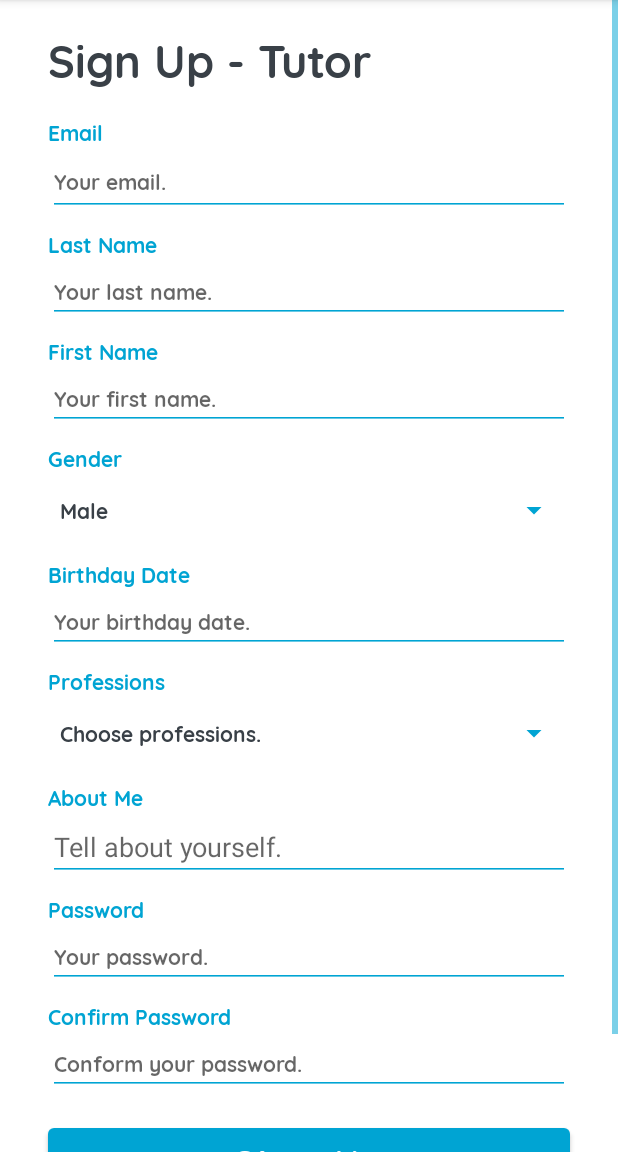
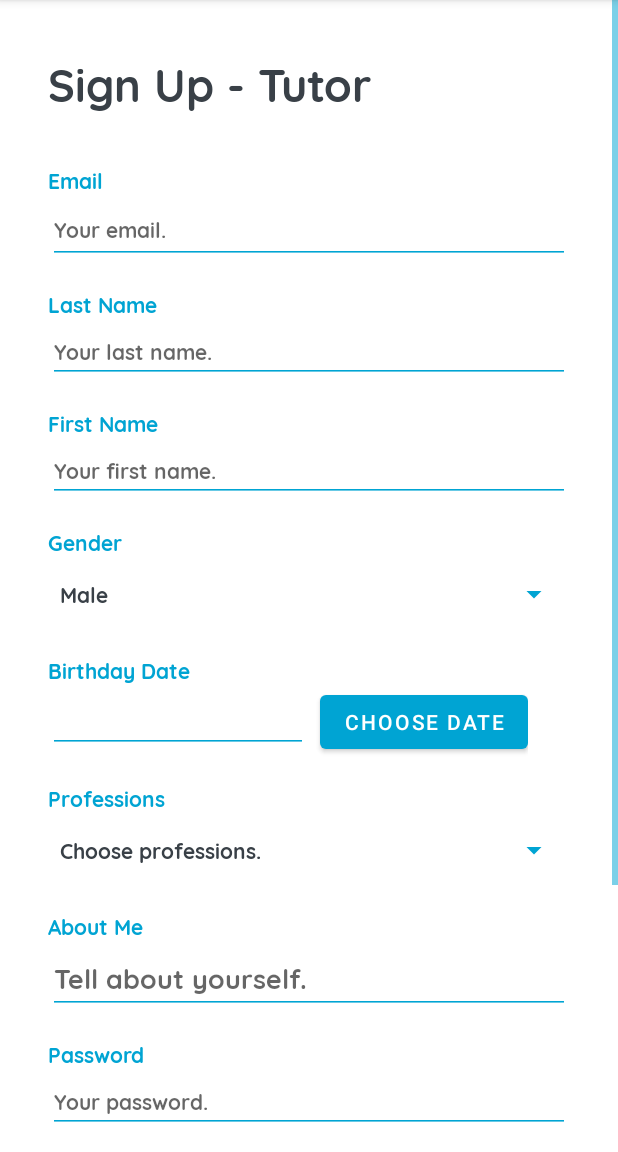
Before and after one commit to mayazadka/SmarTutor, an Android app: the TutorSignUp screen opened through its navigation route, on a phone screen of 412 x 824 dp, the part 84-1236 px from its top. Run offline under Robolectric (Android 15) with nearby library versions, the phone set to English and light mode, and no system bars.

Commit message:
DatePicker

```diff
--- a/app/src/main/java/com/example/smartutor/MultiSpinner.java
+++ b/app/src/main/java/com/example/smartutor/MultiSpinner.java
@@ -67,7 +67,7 @@ public class MultiSpinner extends AppCompatSpinner implements DialogInterface.On
 
     @Override
     public boolean performClick() {
-        AlertDialog.Builder builder = new AlertDialog.Builder(getContext(), R.style.multipleChoiceStyle);
+        AlertDialog.Builder builder = new AlertDialog.Builder(getContext(), R.style.AlertDialogStyle);
         builder.setMultiChoiceItems(
                 items.toArray(new CharSequence[items.size()]), selected, this);
         builder.setPositiveButton(android.R.string.ok,
--- a/app/src/main/java/com/example/smartutor/TutorSignUp.java
+++ b/app/src/main/java/com/example/smartutor/TutorSignUp.java
@@ -15,6 +15,7 @@ import android.view.View;
 import android.view.ViewGroup;
 import android.widget.ArrayAdapter;
 import android.widget.Button;
+import android.widget.DatePicker;
 import android.widget.EditText;
 import android.widget.ImageButton;
 import android.widget.LinearLayout;
@@ -22,6 +23,7 @@ import android.widget.Spinner;
 import android.widget.TextView;
 
 import java.util.Arrays;
+import java.util.Date;
 import java.util.LinkedList;
 import java.util.List;
 
@@ -30,11 +32,12 @@ public class TutorSignUp extends Fragment {
     //views
     private TextView signIn;
     private Spinner gender;
-    private ImageButton passwordShowHide;
-    private ImageButton confirmShowHide;
     private EditText password;
     private EditText confirm;
     private MultiSpinner profesions;
+    private Button chooseDate;
+    private EditText date;
+
 
     public TutorSignUp() {
         // Required empty public constructor
@@ -48,11 +51,11 @@ public class TutorSignUp extends Fragment {
         // views setup
         signIn = view.findViewById(R.id.signUpTutor_signIn_tv);
         gender = view.findViewById(R.id.signUpTutor_gender_spn);
-        //passwordShowHide = view.findViewById(R.id.signUpTutor_passwordShowHide_imgbtn);
-        //confirmShowHide = view.findViewById(R.id.signUpTutor_confirmPasswordShowHide_imgbtn);
         password = view.findViewById(R.id.signUpTutor_password_et);
         confirm = view.findViewById(R.id.signUpTutor_confirmPassword_et);
         profesions = view.findViewById(R.id.signUpTutor_professions_spn);
+        chooseDate = view.findViewById(R.id.signUpTutor_birthdayDate_btn);
+        date = view.findViewById(R.id.signUpTutor_birthdayDate_et);
 
         ArrayAdapter<CharSequence> genderAdapter = ArrayAdapter.createFromResource(this.getActivity(), R.array.gender, R.layout.spinner_item);
         gender.setAdapter(genderAdapter);
@@ -62,30 +65,18 @@ public class TutorSignUp extends Fragment {
 
         // events setup
         signIn.setOnClickListener(v -> Navigation.findNavController(view).navigate(R.id.action_global_signIn));
-/*
-        passwordShowHide.setOnTouchListener((v, event) -> {
-            switch(event.getAction()) {
-                case MotionEvent.ACTION_DOWN:
-                    password.setTransformationMethod(null);
-                    return false; // if you want to handle the touch event
-                case MotionEvent.ACTION_UP:
-                    password.setTransformationMethod(new PasswordTransformationMethod());
-                    return false; // if you want to handle the touch event
-            }
-            return false;
+
+        chooseDate.setOnClickListener(v -> {
+            DatePicker picker = new DatePicker(getContext());
+            picker.setCalendarViewShown(false);
+            picker.setMaxDate(new Date().getTime());
+            AlertDialog.Builder builder = new AlertDialog.Builder(getContext(), R.style.AlertDialogStyle)
+                    .setView(picker)
+                    .setPositiveButton("OK", (dialog, which) -> dialog.cancel())
+                    .setOnCancelListener(dialog -> date.setText(picker.getDayOfMonth()+"/"+ (picker.getMonth() + 1)+"/"+picker.getYear()));
+            builder.show();
         });
-        confirmShowHide.setOnTouchListener((v, event) -> {
-            switch(event.getAction()) {
-                case MotionEvent.ACTION_DOWN:
-                    confirm.setTransformationMethod(null);
-                    return false; // if you want to handle the touch event
-                case MotionEvent.ACTION_UP:
-                    confirm.setTransformationMethod(new PasswordTransformationMethod());
-                    return false; // if you want to handle the touch event
-            }
-            return false;
-        });
-*/
+
 
         return view;
     }
--- a/app/src/main/res/layout/fragment_sign_in.xml
+++ b/app/src/main/res/layout/fragment_sign_in.xml
@@ -167,8 +167,7 @@
         android:textSize="@dimen/button_text_size"
         app:layout_constraintEnd_toEndOf="parent"
         app:layout_constraintStart_toStartOf="parent"
-        app:layout_constraintTop_toBottomOf="@+id/signIn_identify_rg"
-        app:rippleColor="?attr/colorOnPrimary" />
+        app:layout_constraintTop_toBottomOf="@+id/signIn_identify_rg" />
 
     <TextView
         android:id="@+id/signIn_question_tv"
--- a/app/src/main/res/layout/fragment_tutor_sign_up.xml
+++ b/app/src/main/res/layout/fragment_tutor_sign_up.xml
@@ -11,8 +11,10 @@
         android:layout_height="match_parent"
         app:layout_constraintBottom_toBottomOf="parent"
         app:layout_constraintEnd_toEndOf="parent"
+        app:layout_constraintHorizontal_bias="0.0"
         app:layout_constraintStart_toStartOf="parent"
-        app:layout_constraintTop_toTopOf="parent">
+        app:layout_constraintTop_toTopOf="parent"
+        app:layout_constraintVertical_bias="1.0">
 
         <LinearLayout
             android:layout_width="match_parent"
@@ -24,7 +26,7 @@
                 android:layout_width="wrap_content"
                 android:layout_height="wrap_content"
                 android:layout_marginStart="32dp"
-                android:layout_marginTop="16dp"
+                android:layout_marginTop="32dp"
                 android:layout_marginEnd="32dp"
                 android:fontFamily="@font/quicksand_bold"
                 android:text="Sign Up - Tutor"
@@ -36,7 +38,7 @@
                 android:layout_width="wrap_content"
                 android:layout_height="wrap_content"
                 android:layout_marginStart="32dp"
-                android:layout_marginTop="16dp"
+                android:layout_marginTop="32dp"
                 android:fontFamily="@font/quicksand_bold"
                 android:text="Email"
                 android:textColor="@color/cyan"
@@ -59,7 +61,7 @@
                 android:layout_width="wrap_content"
                 android:layout_height="wrap_content"
                 android:layout_marginStart="32dp"
-                android:layout_marginTop="8dp"
+                android:layout_marginTop="16dp"
                 android:layout_marginEnd="32dp"
                 android:fontFamily="@font/quicksand_bold"
                 android:text="Last Name"
@@ -83,7 +85,7 @@
                 android:layout_width="wrap_content"
                 android:layout_height="wrap_content"
                 android:layout_marginStart="32dp"
-                android:layout_marginTop="8dp"
+                android:layout_marginTop="16dp"
                 android:layout_marginEnd="32dp"
                 android:fontFamily="@font/quicksand_bold"
                 android:text="First Name"
@@ -107,7 +109,7 @@
                 android:layout_width="wrap_content"
                 android:layout_height="wrap_content"
                 android:layout_marginStart="32dp"
-                android:layout_marginTop="8dp"
+                android:layout_marginTop="16dp"
                 android:layout_marginEnd="32dp"
                 android:fontFamily="@font/quicksand_bold"
                 android:text="Gender"
@@ -127,31 +129,45 @@
                 android:layout_width="wrap_content"
                 android:layout_height="wrap_content"
                 android:layout_marginStart="32dp"
-                android:layout_marginTop="8dp"
+                android:layout_marginTop="16dp"
                 android:layout_marginEnd="32dp"
                 android:fontFamily="@font/quicksand_bold"
                 android:text="Birthday Date"
                 android:textColor="@color/cyan"
                 android:textSize="@dimen/text_size" />
 
-            <EditText
-                android:id="@+id/signUpTutor_birthdayDate_et"
-                android:layout_width="match_parent"
+            <LinearLayout
+                android:layout_width="wrap_content"
                 android:layout_height="wrap_content"
                 android:layout_marginStart="32dp"
                 android:layout_marginEnd="32dp"
-                android:ems="10"
-                android:fontFamily="@font/quicksand_bold"
-                android:hint="Your birthday date."
-                android:inputType="date"
-                android:textSize="@dimen/text_size" />
+                android:orientation="horizontal">
+
+                <EditText
+                    android:id="@+id/signUpTutor_birthdayDate_et"
+                    android:layout_width="match_parent"
+                    android:layout_height="wrap_content"
+                    android:ems="10"
+                    android:enabled="false"
+                    android:fontFamily="@font/quicksand_bold"
+                    android:inputType="date"
+                    android:textSize="@dimen/text_size" />
+
+                <Button
+                    android:id="@+id/signUpTutor_birthdayDate_btn"
+                    android:layout_width="wrap_content"
+                    android:layout_height="wrap_content"
+                    android:layout_marginStart="8dp"
+                    android:layout_weight="1"
+                    android:text="Choose Date" />
+            </LinearLayout>
 
             <TextView
                 android:id="@+id/signUpTutor_professions_tv"
                 android:layout_width="match_parent"
                 android:layout_height="wrap_content"
                 android:layout_marginStart="32dp"
-                android:layout_marginTop="8dp"
+                android:layout_marginTop="16dp"
                 android:layout_marginEnd="32dp"
                 android:fontFamily="@font/quicksand_bold"
                 android:text="Professions"
@@ -170,7 +186,7 @@
                 android:layout_width="match_parent"
                 android:layout_height="wrap_content"
                 android:layout_marginStart="32dp"
-                android:layout_marginTop="8dp"
+                android:layout_marginTop="16dp"
                 android:layout_marginEnd="32dp"
                 android:fontFamily="@font/quicksand_bold"
                 android:text="About Me"
@@ -184,6 +200,7 @@
                 android:layout_marginStart="32dp"
                 android:layout_marginEnd="32dp"
                 android:ems="10"
+                android:fontFamily="@font/quicksand_bold"
                 android:gravity="start|top"
                 android:hint="Tell about yourself."
                 android:inputType="textMultiLine" />
@@ -193,7 +210,7 @@
                 android:layout_width="wrap_content"
                 android:layout_height="wrap_content"
                 android:layout_marginStart="32dp"
-                android:layout_marginTop="8dp"
+                android:layout_marginTop="16dp"
                 android:layout_marginEnd="32dp"
                 android:fontFamily="@font/quicksand_bold"
                 android:text="Password"
@@ -218,7 +235,7 @@
                 android:layout_width="match_parent"
                 android:layout_height="wrap_content"
                 android:layout_marginStart="32dp"
-                android:layout_marginTop="8dp"
+                android:layout_marginTop="16dp"
                 android:layout_marginEnd="32dp"
                 android:fontFamily="@font/quicksand_bold"
                 android:text="Confirm Password"
@@ -243,7 +260,7 @@
                 android:layout_width="match_parent"
                 android:layout_height="wrap_content"
                 android:layout_marginStart="32dp"
-                android:layout_marginTop="16dp"
+                android:layout_marginTop="32dp"
                 android:layout_marginEnd="32dp"
                 android:fontFamily="@font/quicksand_bold"
                 android:text="Sign Up"
@@ -254,8 +271,10 @@
                 android:layout_width="match_parent"
                 android:layout_height="match_parent"
                 android:layout_marginStart="32dp"
-                android:layout_marginTop="16dp"
+                android:layout_marginTop="32dp"
                 android:layout_marginEnd="32dp"
+                android:layout_marginBottom="8dp"
+                android:gravity="center_horizontal"
                 android:orientation="horizontal">
 
                 <TextView
@@ -279,6 +298,7 @@
                     android:text="Sign In"
                     android:textColor="?android:attr/textColorSecondary"
                     android:textSize="@dimen/text_size" />
+
             </LinearLayout>
 
         </LinearLayout>
--- a/app/src/main/res/values/styles.xml
+++ b/app/src/main/res/values/styles.xml
@@ -1,6 +1,6 @@
 <?xml version="1.0" encoding="utf-8"?>
 <resources>
-    <style name="multipleChoiceStyle" parent="ThemeOverlay.MaterialComponents.Dialog.Alert">
+    <style name="AlertDialogStyle" parent="ThemeOverlay.MaterialComponents.Dialog.Alert">
         <item name="fontFamily">@font/quicksand_bold</item>
         <item name="android:textColor">?android:textColorPrimary</item>
     </style>
```
Also changed, not shown: app/src/main/java/com/example/smartutor/StudentSignUp.java (+19 -27 lines), app/src/main/res/layout/calendar.xml (added, +16 -0 lines), app/src/main/res/layout/fragment_student_sign_up.xml (+34 -14 lines).
